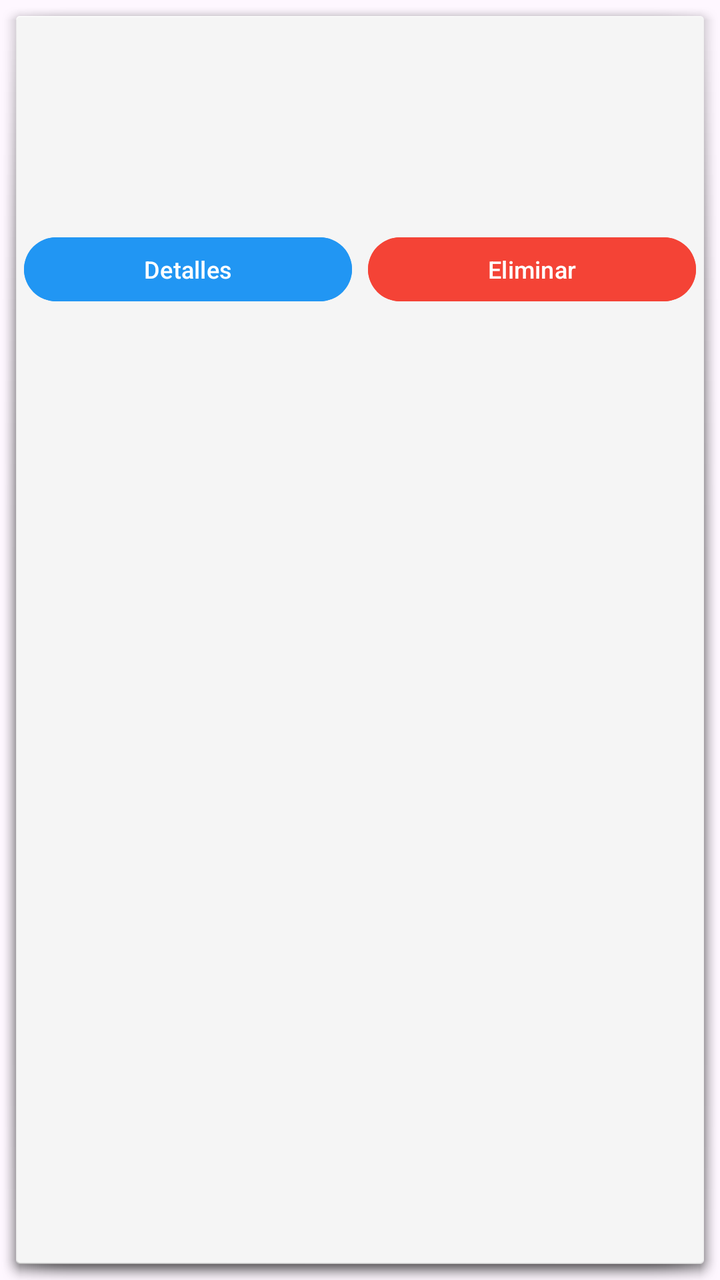
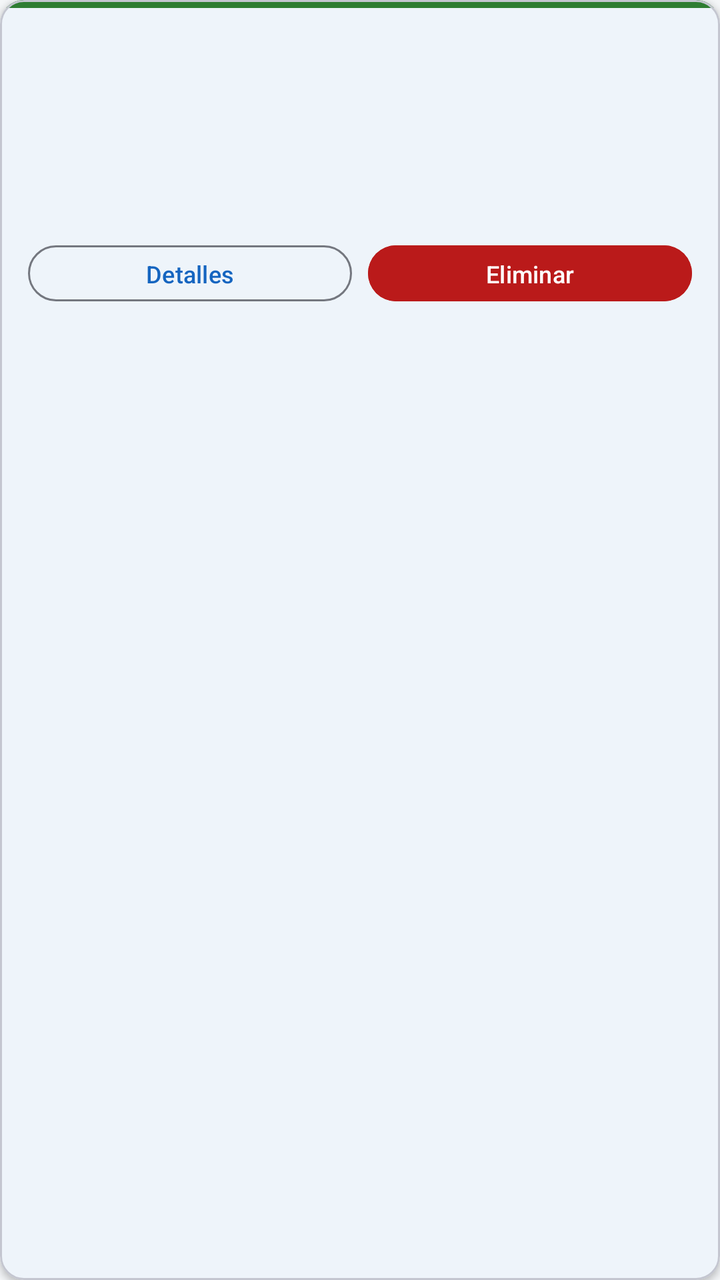

Two renders of the same Android screen: before a commit and after it. Below are the layout's source before the change and the commit's diff.
<!-- AndroidManifest.xml: application theme Theme.RodamientosYFierros -->
<!-- res/layout/item_factura.xml -->
<?xml version="1.0" encoding="utf-8"?>
<LinearLayout xmlns:android="http://schemas.android.com/apk/res/android"
    android:layout_width="match_parent"
    android:layout_height="wrap_content"
    android:orientation="vertical"
    android:padding="12dp"
    android:background="@android:drawable/dialog_holo_light_frame"
    android:layout_marginBottom="8dp">

    <TextView
        android:id="@+id/tv_factura_id"
        android:layout_width="match_parent"
        android:layout_height="wrap_content"
        android:textSize="16sp"
        android:textStyle="bold"
        android:textColor="#F44336"
        android:layout_marginBottom="4dp" />

    <TextView
        android:id="@+id/tv_factura_pedido"
        android:layout_width="match_parent"
        android:layout_height="wrap_content"
        android:textSize="14sp"
        android:textColor="#666666"
        android:layout_marginBottom="4dp" />

    <TextView
        android:id="@+id/tv_factura_fecha"
        android:layout_width="match_parent"
        android:layout_height="wrap_content"
        android:textSize="14sp"
        android:textColor="#666666"
        android:layout_marginBottom="4dp" />

    <TextView
        android:id="@+id/tv_factura_valor"
        android:layout_width="match_parent"
        android:layout_height="wrap_content"
        android:textSize="14sp"
        android:textStyle="bold"
        android:textColor="#27AE60"
        android:layout_marginBottom="12dp" />

    <LinearLayout
        android:layout_width="match_parent"
        android:layout_height="wrap_content"
        android:orientation="horizontal">

        <Button
            android:id="@+id/btn_detalles"
            android:layout_width="0dp"
            android:layout_height="40dp"
            android:layout_weight="1"
            android:text="Detalles"
            android:textSize="12sp"
            android:layout_marginEnd="8dp"
            android:backgroundTint="#2196F3" />

        <Button
            android:id="@+id/btn_eliminar"
            android:layout_width="0dp"
            android:layout_height="40dp"
            android:layout_weight="1"
            android:text="Eliminar"
            android:textSize="12sp"
            android:backgroundTint="#F44336" />

    </LinearLayout>

</LinearLayout>
<!-- resources referenced by this layout -->
<resources>
  <style name="Theme.RodamientosYFierros" parent="Base.Theme.RodamientosYFierros" />
  <style name="Base.Theme.RodamientosYFierros" parent="Theme.Material3.DayNight.NoActionBar">
          
          
      </style>
</resources>

<!-- the commit's change to res/layout/item_factura.xml (unified diff, before → after) -->
@@ -1,70 +1,88 @@
 <?xml version="1.0" encoding="utf-8"?>
-<LinearLayout xmlns:android="http://schemas.android.com/apk/res/android"
+<com.google.android.material.card.MaterialCardView
+    xmlns:android="http://schemas.android.com/apk/res/android"
+    xmlns:app="http://schemas.android.com/apk/res-auto"
     android:layout_width="match_parent"
     android:layout_height="wrap_content"
-    android:orientation="vertical"
-    android:padding="12dp"
-    android:background="@android:drawable/dialog_holo_light_frame"
-    android:layout_marginBottom="8dp">
-
-    <TextView
-        android:id="@+id/tv_factura_id"
-        android:layout_width="match_parent"
-        android:layout_height="wrap_content"
-        android:textSize="16sp"
-        android:textStyle="bold"
-        android:textColor="#F44336"
-        android:layout_marginBottom="4dp" />
-
-    <TextView
-        android:id="@+id/tv_factura_pedido"
-        android:layout_width="match_parent"
-        android:layout_height="wrap_content"
-        android:textSize="14sp"
-        android:textColor="#666666"
-        android:layout_marginBottom="4dp" />
-
-    <TextView
-        android:id="@+id/tv_factura_fecha"
-        android:layout_width="match_parent"
-        android:layout_height="wrap_content"
-        android:textSize="14sp"
-        android:textColor="#666666"
-        android:layout_marginBottom="4dp" />
-
-    <TextView
-        android:id="@+id/tv_factura_valor"
-        android:layout_width="match_parent"
-        android:layout_height="wrap_content"
-        android:textSize="14sp"
-        android:textStyle="bold"
-        android:textColor="#27AE60"
-        android:layout_marginBottom="12dp" />
+    android:layout_marginBottom="8dp"
+    app:cardCornerRadius="12dp"
+    app:cardElevation="2dp"
+    app:cardBackgroundColor="@color/surface">
 
     <LinearLayout
         android:layout_width="match_parent"
         android:layout_height="wrap_content"
-        android:orientation="horizontal">
+        android:orientation="vertical">
 
-        <Button
-            android:id="@+id/btn_detalles"
-            android:layout_width="0dp"
-            android:layout_height="40dp"
-            android:layout_weight="1"
-            android:text="Detalles"
-            android:textSize="12sp"
-            android:layout_marginEnd="8dp"
-            android:backgroundTint="#2196F3" />
+        <View
+            android:layout_width="match_parent"
+            android:layout_height="4dp"
+            android:background="@color/color_facturas" />
 
-        <Button
-            android:id="@+id/btn_eliminar"
-            android:layout_width="0dp"
-            android:layout_height="40dp"
-            android:layout_weight="1"
-            android:text="Eliminar"
-            android:textSize="12sp"
-            android:backgroundTint="#F44336" />
+        <LinearLayout
+            android:layout_width="match_parent"
+            android:layout_height="wrap_content"
+            android:orientation="vertical"
+            android:padding="14dp">
 
+            <TextView
+                android:id="@+id/tv_factura_id"
+                android:layout_width="match_parent"
+                android:layout_height="wrap_content"
+                android:textSize="16sp"
+                android:textStyle="bold"
+                android:textColor="@color/color_facturas"
+                android:layout_marginBottom="4dp" />
+
+            <TextView
+                android:id="@+id/tv_factura_pedido"
+                android:layout_width="match_parent"
+                android:layout_height="wrap_content"
+                android:textSize="13sp"
+                android:textColor="@color/on_surface_variant"
+                android:layout_marginBottom="2dp" />
+
+            <TextView
+                android:id="@+id/tv_factura_fecha"
+                android:layout_width="match_parent"
+                android:layout_height="wrap_content"
+                android:textSize="13sp"
+                android:textColor="@color/on_surface_variant"
+                android:layout_marginBottom="4dp" />
+
+            <TextView
+                android:id="@+id/tv_factura_valor"
+                android:layout_width="match_parent"
+                android:layout_height="wrap_content"
+                android:textSize="16sp"
+                android:textStyle="bold"
+                android:textColor="@color/tertiary"
+                android:layout_marginBottom="12dp" />
+
+            <LinearLayout
+                android:layout_width="match_parent"
+                android:layout_height="wrap_content"
+                android:orientation="horizontal">
+
+                <Button
+                    android:id="@+id/btn_detalles"
+                    style="@style/Widget.Material3.Button.OutlinedButton"
+                    android:layout_width="0dp"
+                    android:layout_height="36dp"
+                    android:layout_weight="1"
+                    android:text="Detalles"
+                    android:textSize="12sp"
+                    android:layout_marginEnd="8dp" />
+
+                <Button
+                    android:id="@+id/btn_eliminar"
+                    android:layout_width="0dp"
+                    android:layout_height="36dp"
+                    android:layout_weight="1"
+                    android:text="Eliminar"
+                    android:textSize="12sp"
+                    android:backgroundTint="@color/error" />
+            </LinearLayout>
+        </LinearLayout>
     </LinearLayout>
-
-</LinearLayout>
+</com.google.android.material.card.MaterialCardView>
<!-- resource entries referenced after the edit -->
@@ -1,9 +1,56 @@
 <!-- resources referenced by this layout -->
 <resources>
+  <color name="color_facturas">#2E7D32</color>
+  <color name="error">#BA1A1A</color>
+  <color name="on_surface_variant">#44464F</color>
+  <color name="surface">#FFFFFF</color>
+  <color name="tertiary">#2E7D32</color>
   <style name="Theme.RodamientosYFierros" parent="Base.Theme.RodamientosYFierros" />
   <style name="Base.Theme.RodamientosYFierros" parent="Theme.Material3.DayNight.NoActionBar">
-          
-          
+          <item name="colorPrimary">@color/primary</item>
+          <item name="colorOnPrimary">@color/on_primary</item>
+          <item name="colorPrimaryContainer">@color/primary_container</item>
+          <item name="colorOnPrimaryContainer">@color/on_primary_container</item>
+          <item name="colorSecondary">@color/secondary</item>
+          <item name="colorOnSecondary">@color/on_secondary</item>
+          <item name="colorSecondaryContainer">@color/secondary_container</item>
+          <item name="colorOnSecondaryContainer">@color/on_secondary_container</item>
+          <item name="colorTertiary">@color/tertiary</item>
+          <item name="colorOnTertiary">@color/on_tertiary</item>
+          <item name="colorTertiaryContainer">@color/tertiary_container</item>
+          <item name="colorOnTertiaryContainer">@color/on_tertiary_container</item>
+          <item name="colorError">@color/error</item>
+          <item name="colorOnError">@color/on_error</item>
+          <item name="colorErrorContainer">@color/error_container</item>
+          <item name="colorOnErrorContainer">@color/on_error_container</item>
+          <item name="android:colorBackground">@color/background</item>
+          <item name="colorOnBackground">@color/on_background</item>
+          <item name="colorSurface">@color/surface</item>
+          <item name="colorOnSurface">@color/on_surface</item>
+          <item name="colorSurfaceVariant">@color/surface_variant</item>
+          <item name="colorOnSurfaceVariant">@color/on_surface_variant</item>
+          <item name="colorOutline">@color/outline</item>
+          <item name="colorOutlineVariant">@color/outline_variant</item>
       </style>
+  <color name="primary">#1565C0</color>
+  <color name="on_primary">#FFFFFF</color>
+  <color name="primary_container">#D6E4FF</color>
+  <color name="on_primary_container">#001A41</color>
+  <color name="secondary">#E65100</color>
+  <color name="on_secondary">#FFFFFF</color>
+  <color name="secondary_container">#FFDBCC</color>
+  <color name="on_secondary_container">#3A1000</color>
+  <color name="on_tertiary">#FFFFFF</color>
+  <color name="tertiary_container">#B9F0B8</color>
+  <color name="on_tertiary_container">#002106</color>
+  <color name="on_error">#FFFFFF</color>
+  <color name="error_container">#FFDAD6</color>
+  <color name="on_error_container">#410002</color>
+  <color name="background">#F4F6F8</color>
+  <color name="on_background">#1C1B1F</color>
+  <color name="on_surface">#1C1B1F</color>
+  <color name="surface_variant">#E1E2EC</color>
+  <color name="outline">#74777F</color>
+  <color name="outline_variant">#C4C6D0</color>
 </resources>
 
